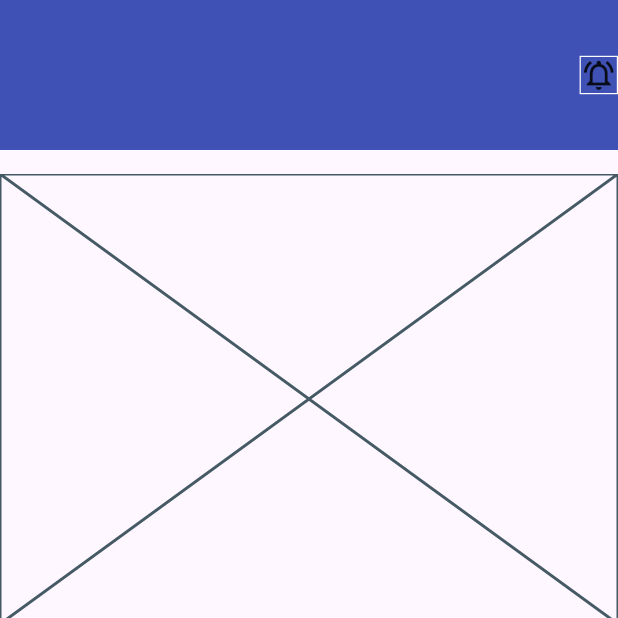
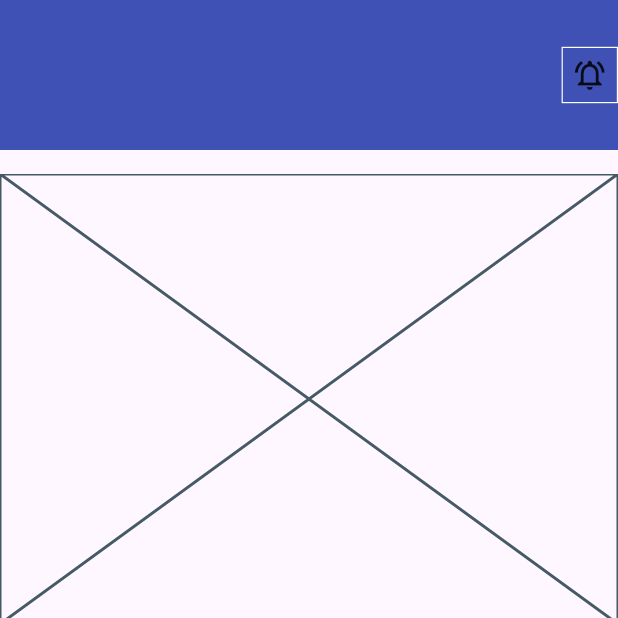
Before and after one commit to JAICHANGPARK/flutter_notebook_chapter_43, a Flutter app: the NewsFeedHomePage screen opened directly, on a phone screen of 412 x 824 dp, the top half of it. Run offline on Flutter 3.47's test engine with Material 3 defaults, Android fonts, the phone set to English and light mode, and no system bars; our stand-ins replace gap, hugeicons.

Commit message:
Update news_feed_home_page.dart

```diff
--- a/lib/ep2163_newsfeed_app/views/news_feed_home_page.dart
+++ b/lib/ep2163_newsfeed_app/views/news_feed_home_page.dart
@@ -28,6 +28,7 @@ class _NewsFeedHomePageState extends State<NewsFeedHomePage> {
                           child: Container(),
                         ),
                         Container(
+                          padding: EdgeInsets.all(6),
                           decoration: BoxDecoration(
                             border: Border.all(
                               color: Colors.white,
```
